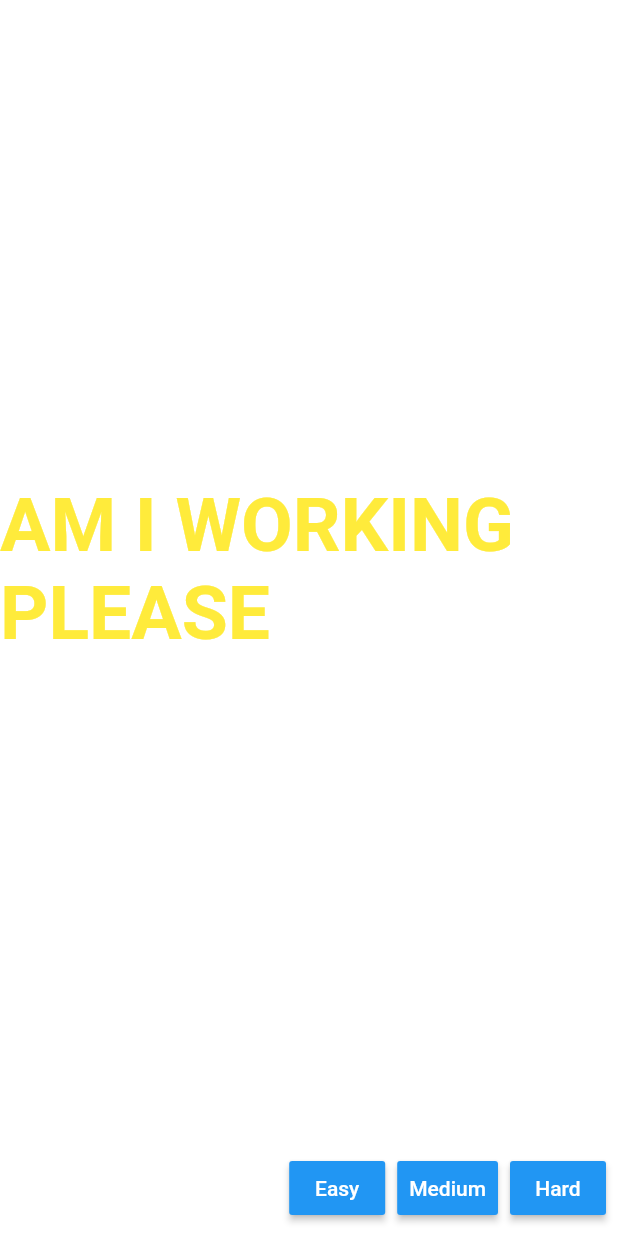
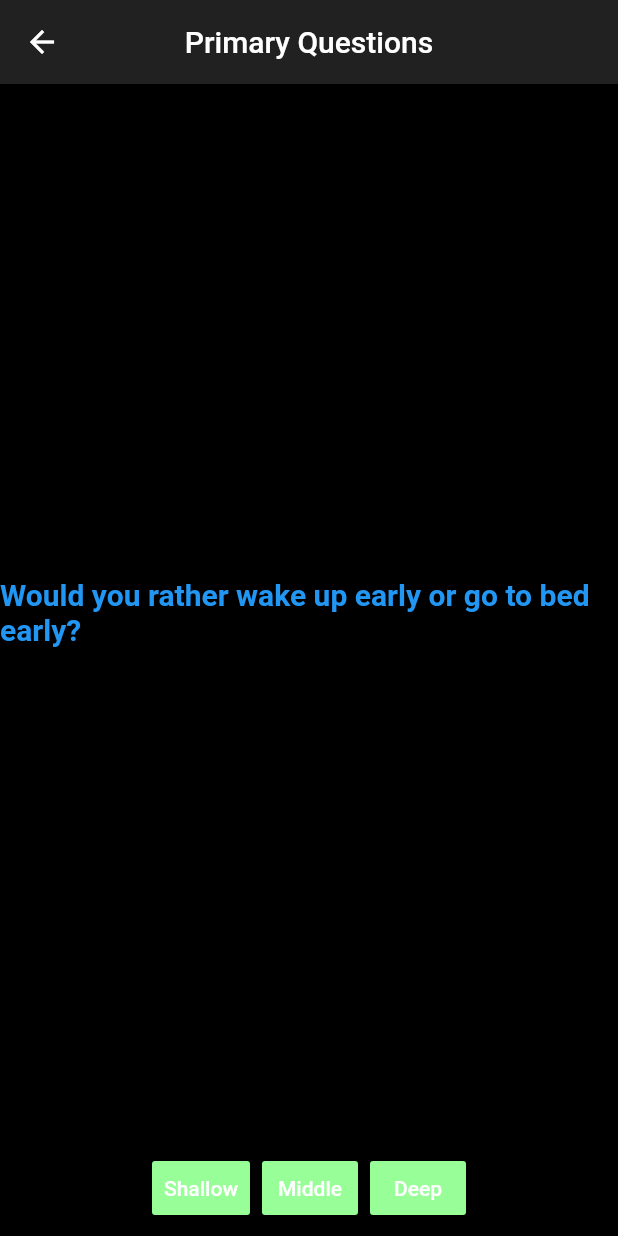
Before and after one commit to Derek-Girardi/green_circle_generator, a Flutter app: the screen it shows after launch, after a tap on "K - 4", on a phone screen of 412 x 824 dp. Run offline on Flutter 3.47's test engine with Material 2 defaults, Android fonts, the light colour scheme and no system bars.

Commit message:
Androidx compatible and some UI changes
Added new launch behavior
Updated json with actual questions for testing
Updated some colors and UI elements
We are now on androidx so we can use the latest and greatest for android
Adding page transitions logic

```diff
--- a/lib/assets/questions.json
+++ b/lib/assets/questions.json
@@ -1,8 +1,18 @@
-{"questions":[
-  {"textQuestion": "AM I WORKING PLEASE", "difficulty": "easy" },
-  {"textQuestion": "MORE TEST", "difficulty": "easy" },
-  {"textQuestion": "MOsdadasdasdas", "difficulty": "easy" },
-  {"textQuestion": "BOOT LEG FIREWORKS BOIII", "difficulty": "easy" },
-  {"textQuestion": "yeehaw", "difficulty": "easy" }
-
-]}
+{"easyQuestions":[
+  {"textQuestion": "Would you rather wake up early or go to bed early?"},
+  {"textQuestion": "What is your favorite toy?"},
+  {"textQuestion": "Do you sleep with a stuffed animal?"},
+  {"textQuestion": "Who wakes you up in the morning?"},
+  {"textQuestion": "Would you rather eat breakfast for dinner or dessert for breakfast?"},
+  {"textQuestion": "If you were stuck outside for an entire day what would you do? "},
+  {"textQuestion": "Would you rather spend a day in the swimming pool or a day playing video games?"},
+  {"textQuestion": "What do you like more?  Puzzles or Coloring Books?"},
+  {"textQuestion": "Would you rather spend a day at the zoo or a day at the amusement park?"}
+],
+"mediumQuestions":[
+    {"textQuestion": "yeehaw"}
+],
+"hardQuestions":[
+    {"textQuestion": "woop"}
+]
+}
--- a/lib/main.dart
+++ b/lib/main.dart
@@ -12,7 +12,8 @@ class MyApp extends StatelessWidget {
       debugShowCheckedModeBanner: false,
       title: 'Green Circle Generator',
       theme: ThemeData(
-          primarySwatch: Colors.indigo,
+          primarySwatch: Colors.green,
+          brightness: Brightness.dark,
           canvasColor: Colors.transparent
       ),
       home: HomePage(),
--- a/lib/models/questions.dart
+++ b/lib/models/questions.dart
@@ -9,37 +9,41 @@ Questions questionsFromJson(String str) => Questions.fromJson(json.decode(str));
 String questionsToJson(Questions data) => json.encode(data.toJson());
 
 class Questions {
-    List<Question> questions;
+    List<Question> easyQuestions;
+    List<Question> mediumQuestions;
+    List<Question> hardQuestions;
 
     Questions({
-        this.questions,
+        this.easyQuestions,
+        this.mediumQuestions,
+        this.hardQuestions,
     });
 
     factory Questions.fromJson(Map<String, dynamic> json) => Questions(
-        questions: List<Question>.from(json["questions"].map((x) => Question.fromJson(x))),
+        easyQuestions: List<Question>.from(json["easyQuestions"].map((x) => Question.fromJson(x))),
+        mediumQuestions: List<Question>.from(json["mediumQuestions"].map((x) => Question.fromJson(x))),
+        hardQuestions: List<Question>.from(json["hardQuestions"].map((x) => Question.fromJson(x))),
     );
 
     Map<String, dynamic> toJson() => {
-        "questions": List<dynamic>.from(questions.map((x) => x.toJson())),
+        "easyQuestions": List<dynamic>.from(easyQuestions.map((x) => x.toJson())),
+        "mediumQuestions": List<dynamic>.from(mediumQuestions.map((x) => x.toJson())),
+        "hardQuestions": List<dynamic>.from(hardQuestions.map((x) => x.toJson())),
     };
 }
 
 class Question {
     String textQuestion;
-    String difficulty;
 
     Question({
         this.textQuestion,
-        this.difficulty,
     });
 
     factory Question.fromJson(Map<String, dynamic> json) => Question(
         textQuestion: json["textQuestion"],
-        difficulty: json["difficulty"],
     );
 
     Map<String, dynamic> toJson() => {
         "textQuestion": textQuestion,
-        "difficulty": difficulty,
     };
 }
--- a/lib/ui/Primary_Page.dart
+++ b/lib/ui/Primary_Page.dart
@@ -1,6 +1,7 @@
 import 'package:flutter/material.dart';
 import 'package:flutter/services.dart' show rootBundle;
 import 'package:green_circle_generator/models/questions.dart';
+
 
 class PrimaryPage extends StatefulWidget {
   @override
@@ -54,6 +55,17 @@ class PrimaryPageState extends State<PrimaryPage> {
   @override
   Widget build(BuildContext context) {
     return Scaffold(
+      backgroundColor: Colors.black,
+      appBar: AppBar(
+        automaticallyImplyLeading: true,
+        //`true` if you want Flutter to automatically add Back Button when needed,
+        //or `false` if you want to force your own back button every where
+        title: Text('Primary Questions'),
+        leading: IconButton(icon:Icon(Icons.arrow_back),
+          onPressed:() => Navigator.pop(context, false),
+        ),
+        centerTitle: true,
+       ),
       body: Container(
           child: Center(
               child: new FutureBuilder(
@@ -64,15 +76,15 @@ class PrimaryPageState extends State<PrimaryPage> {
                       return PageView.builder(
                           controller: controller,
                           scrollDirection: Axis.horizontal,
-                          itemCount: questions.questions.length,
+                          itemCount: questions.easyQuestions.length,
                           itemBuilder: (BuildContext context, position) {
                             return Center(
                               child: Text(
-                                "${questions.questions[position].textQuestion}",
+                                "${questions.easyQuestions[position].textQuestion}",
                                 style: TextStyle(
-                                    fontSize: 50.0,
+                                    fontSize: 20.0,
                                     fontWeight: FontWeight.bold,
-                                    color: Colors.yellow),
+                                    color: Colors.blue),
                               ),
                             );
                           });
@@ -81,25 +93,26 @@ class PrimaryPageState extends State<PrimaryPage> {
                   }))),
       bottomNavigationBar: ButtonBar(
         mainAxisSize: MainAxisSize.min,
+        alignment: MainAxisAlignment.center,
         children: <Widget>[
           new MaterialButton(
-              color: Colors.blue,
+              color: Color(0xff98ff98),
               textColor: Colors.white,
               splashColor: Colors.blueGrey,
               onPressed: () => {},
-              child: new Text("Easy")),
+              child: new Text("Shallow")),
           new MaterialButton(
-              color: Colors.blue,
+              color: Color(0xff98ff98),
               textColor: Colors.white,
               splashColor: Colors.blueGrey,
               onPressed: () => {},
-              child: new Text("Medium")),
+              child: new Text("Middle")),
           new MaterialButton(
-              color: Colors.blue,
+              color: Color(0xff98ff98),
               textColor: Colors.white,
               splashColor: Colors.blueGrey,
               onPressed: () => {},
-              child: new Text("Hard"))
+              child: new Text("Deep"))
         ],
       ),
     );
--- a/lib/ui/Secondary_Page.dart
+++ b/lib/ui/Secondary_Page.dart
@@ -11,6 +11,7 @@ class SecondaryPage extends StatefulWidget {
 class SecondaryPageState extends State<SecondaryPage> {
 PageController controller = PageController();
   Animatable<Color> background;
+ // String test = "${hardQuestions[0].textQuestion}";
 
   @override
   void initState() {
@@ -55,6 +56,17 @@ PageController controller = PageController();
   @override
   Widget build(BuildContext context) {
     return Scaffold(
+      backgroundColor: Colors.black,
+      appBar: AppBar(
+        automaticallyImplyLeading: true,
+        //`true` if you want Flutter to automatically add Back Button when needed,
+        //or `false` if you want to force your own back button every where
+        title: Text('Secondary Questions'),
+        leading: IconButton(icon:Icon(Icons.arrow_back),
+          onPressed:() => Navigator.pop(context, false),
+        ),
+        centerTitle: true,
+       ),
       body: Container(
           child: Center(
               child: new FutureBuilder(
@@ -65,11 +77,11 @@ PageController controller = PageController();
                       return PageView.builder(
                           controller: controller,
                           scrollDirection: Axis.horizontal,
-                          itemCount: questions.questions.length,
+                          itemCount: questions.hardQuestions.length,
                           itemBuilder: (BuildContext context, position) {
                             return Center(
                               child: Text(
-                                "${questions.questions[position].textQuestion}",
+                                "${questions.hardQuestions[position].textQuestion}",
                                 style: TextStyle(
                                     fontSize: 50.0,
                                     fontWeight: FontWeight.bold,
@@ -82,25 +94,26 @@ PageController controller = PageController();
                   }))),
       bottomNavigationBar: ButtonBar(
         mainAxisSize: MainAxisSize.min,
+        alignment: MainAxisAlignment.center,
         children: <Widget>[
           new MaterialButton(
-              color: Colors.blue,
+              color: Color(0xff98ff98),
               textColor: Colors.white,
               splashColor: Colors.blueGrey,
               onPressed: () => {},
-              child: new Text("Easy")),
+              child: new Text("Shallow")),
           new MaterialButton(
-              color: Colors.blue,
+              color: Color(0xff98ff98),
               textColor: Colors.white,
               splashColor: Colors.blueGrey,
               onPressed: () => {},
-              child: new Text("Medium")),
+              child: new Text("Middle")),
           new MaterialButton(
-              color: Colors.blue,
+              color: Color(0xff98ff98),
               textColor: Colors.white,
               splashColor: Colors.blueGrey,
               onPressed: () => {},
-              child: new Text("Hard"))
+              child: new Text("Deep"))
         ],
       ),
     );
--- a/lib/ui/home_page.dart
+++ b/lib/ui/home_page.dart
@@ -1,4 +1,5 @@
 import 'package:flutter/material.dart';
+import 'package:green_circle_generator/transition/transition.dart';
 import 'package:green_circle_generator/ui/Primary_Page.dart';
 import 'package:green_circle_generator/ui/Secondary_Page.dart';
 
@@ -6,10 +7,11 @@ class HomePage extends StatelessWidget {
   @override
   Widget build(BuildContext context) {
     return Scaffold(
-      //appBar: AppBar(
-      //  centerTitle: true,
-      //  title: Text('BIG BOI TEST'),
-      // ),
+      backgroundColor: Colors.black,
+      appBar: AppBar(
+        centerTitle: true,
+        title: Text('Test Questions'),
+       ),
       body: Center(
         child: Column(
           mainAxisAlignment: MainAxisAlignment.center,
@@ -20,18 +22,12 @@ class HomePage extends StatelessWidget {
               child: MaterialButton(
                 minWidth: 200.0,
                 height: 150.0,
-                color: Colors.blue,
+                color: Color(0xff98ff98),
                 textColor: Colors.white,
                 splashColor: Colors.blueGrey,
                 shape: RoundedRectangleBorder(
                     borderRadius: new BorderRadius.circular(30.0)),
-                onPressed: () {
-                  Navigator.push(
-                    context,
-                    MaterialPageRoute(
-                        builder: (context) => PrimaryPage()), //PrimaryPage
-                  );
-                },
+                onPressed: () => Navigator.push(context, SlideLeftRoute(page: PrimaryPage())),//PrimaryPage
                 child: Text(
                   "K - 4",
                   style: new TextStyle(
@@ -46,17 +42,12 @@ class HomePage extends StatelessWidget {
               child: MaterialButton(
                 minWidth: 200.0,
                 height: 150.0,
-                color: Colors.blue,
+                color: Color(0xff98ff98),
                 textColor: Colors.white,
                 splashColor: Colors.blueGrey,
                 shape: RoundedRectangleBorder(
                     borderRadius: new BorderRadius.circular(30.0)),
-                onPressed: () {
-                  Navigator.push(
-                    context,
-                    MaterialPageRoute(builder: (context) => SecondaryPage()),
-                  );
-                },
+                onPressed: () => Navigator.push(context, SlideLeftRoute(page: SecondaryPage())),
                 child: Text(
                   "4 - 8",
                   style: TextStyle(
--- a/pubspec.yaml
+++ b/pubspec.yaml
@@ -21,7 +21,6 @@ dependencies:
     sdk: flutter
   path_provider: any
   simple_coverflow: any
-  carousel: ^0.0.1
   flutter_mobile_carousel: ^1.0.2
 
   # The following adds the Cupertino Icons font to your application.
@@ -34,6 +33,9 @@ dev_dependencies:
 
 dependency_overrides:
   carousel: "^0.1.0"
+
+module:
+  androidX: true
 
 # For information on the generic Dart part of this file, see the
 # following page: https://dart.dev/tools/pub/pubspec
```
Also changed, not shown: lib/transition/transition.dart (added, +131 -0 lines), pubspec.lock, 12 other files.
